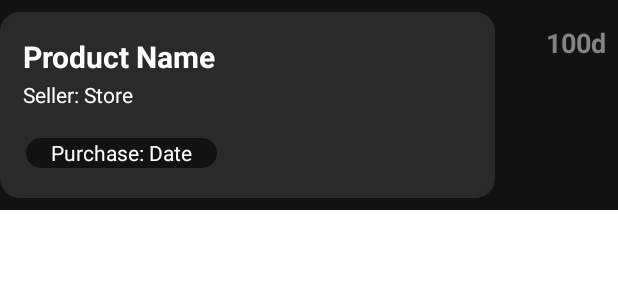
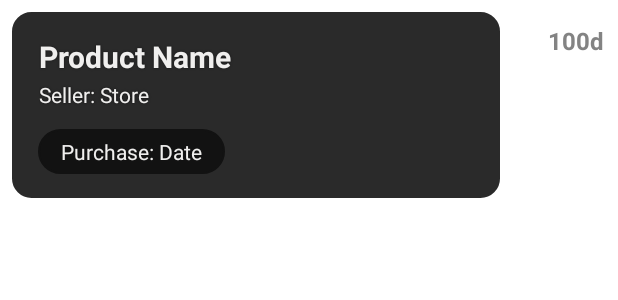
Before and after one commit to Tueska/android-warrantyreminder, an Android app: the layout fragment_product.xml on its own in the app's theme, with its tools: preview values and no code run, on a phone screen of 412 x 824 dp. Shown: the top 300 px of the screen. Run offline under Robolectric (Android 15) with nearby library versions, the light colour scheme and no system bars.

Commit message:
Design Change

```diff
--- a/app/src/main/java/com/example/warrantyreminder/ModifyFragment.java
+++ b/app/src/main/java/com/example/warrantyreminder/ModifyFragment.java
@@ -98,6 +98,8 @@ public class ModifyFragment extends Fragment implements AdapterView.OnItemSelect
         binding.fabDone.setOnClickListener(new View.OnClickListener() {
             @Override
             public void onClick(View view) {
+                valueWarrantyLength = Integer.valueOf(viewWarrantyLength.getText().toString());
+
                 we.setId(valueId);
                 we.setProduct(viewProduct.getText().toString());
                 we.setStore(viewStore.getText().toString());
--- a/app/src/main/java/com/example/warrantyreminder/ProductListFragment.java
+++ b/app/src/main/java/com/example/warrantyreminder/ProductListFragment.java
@@ -42,9 +42,7 @@ public class ProductListFragment extends Fragment {
         RecyclerView sv = (RecyclerView) getView().findViewById(R.id.productList);
         List<WarrantyEntry> products = MainActivity.sql.getAllProducts();
 
-        products.sort((o1, o2) -> {
-            return (o1.getWarrantyExpireDate() - o2.warrantyExpireDate) < 0 ? -1 : 1;
-        });
+        products.sort((o1, o2) -> (o1.getWarrantyExpireDate() - o2.getWarrantyExpireDate()) < 0 ? -1 : 1);
 
         this.productAdapter = new ProductAdapter(products, this);
         sv.setAdapter(this.productAdapter);
--- a/app/src/main/java/com/example/warrantyreminder/WarrantyEntry.java
+++ b/app/src/main/java/com/example/warrantyreminder/WarrantyEntry.java
@@ -4,13 +4,13 @@ import androidx.annotation.NonNull;
 
 public class WarrantyEntry {
     private int id;
-    protected String product;
-    protected String store;
-    protected long purchaseDate;
-    protected long warrantyExpireDate;
-    protected int color;
-    protected int warrantyLength;
-    protected int warrantyTypeLength;
+    private String product;
+    private String store;
+    private long purchaseDate;
+    private long warrantyExpireDate;
+    private int color;
+    private int warrantyLength;
+    private int warrantyTypeLength;
 
     public WarrantyEntry() {
 
--- /dev/null
+++ b/app/src/main/res/drawable/purchasedate_tag.xml
@@ -0,0 +1,12 @@
+<?xml version="1.0" encoding="utf-8"?>
+<shape xmlns:android="http://schemas.android.com/apk/res/android">
+    <solid android:color="@color/black" />
+    <stroke
+        android:width="1dip"
+        android:color="#121212" />
+    <corners
+        android:bottomLeftRadius="16dp"
+        android:bottomRightRadius="16dp"
+        android:topLeftRadius="16dp"
+        android:topRightRadius="16dp"></corners>
+</shape>
--- a/app/src/main/res/layout/fragment_product.xml
+++ b/app/src/main/res/layout/fragment_product.xml
@@ -4,13 +4,13 @@
     xmlns:tools="http://schemas.android.com/tools"
     android:id="@+id/productfragment"
     android:layout_width="wrap_content"
-    android:layout_height="wrap_content"
-    android:background="#121212">
+    android:layout_height="wrap_content">
 
     <ImageView
         android:id="@+id/product_Backdrop"
-        android:layout_width="330dp"
+        android:layout_width="325dp"
         android:layout_height="124dp"
+        android:layout_marginStart="8dp"
         android:layout_marginTop="8dp"
         android:layout_marginBottom="8dp"
         android:background="@drawable/rectangle"
@@ -24,11 +24,15 @@
 
     <TextView
         android:id="@+id/product_Name"
-        android:layout_width="300dp"
+        android:layout_width="290dp"
         android:layout_height="25dp"
         android:layout_marginTop="16dp"
+        android:shadowColor="@color/black"
+        android:shadowDx="0"
+        android:shadowDy="0"
+        android:shadowRadius="1"
         android:text="Product Name"
-        android:textColor="@android:color/white"
+        android:textColor="@color/light_gray"
         android:textSize="20sp"
         android:textStyle="bold"
         app:layout_constraintEnd_toEndOf="@+id/product_Backdrop"
@@ -37,11 +41,15 @@
 
     <TextView
         android:id="@+id/product_Store"
-        android:layout_width="300dp"
+        android:layout_width="290dp"
         android:layout_height="18dp"
         android:layout_marginTop="4dp"
+        android:shadowColor="@color/black"
+        android:shadowDx="0"
+        android:shadowDy="0"
+        android:shadowRadius="1"
         android:text="Seller: Store"
-        android:textColor="@android:color/white"
+        android:textColor="@color/light_gray"
         app:layout_constraintEnd_toEndOf="@+id/product_Backdrop"
         app:layout_constraintStart_toStartOf="@+id/product_Backdrop"
         app:layout_constraintTop_toBottomOf="@+id/product_Name" />
@@ -49,15 +57,14 @@
     <TextView
         android:id="@+id/product_PurchaseDate"
         android:layout_width="wrap_content"
-        android:layout_height="20dp"
-        android:layout_marginBottom="20dp"
-        android:background="@drawable/editable_text_border"
-        android:backgroundTint="#121212"
-        android:paddingLeft="25px"
-        android:paddingRight="25px"
+        android:layout_height="wrap_content"
+        android:layout_marginBottom="16dp"
+        android:background="@drawable/purchasedate_tag"
+        android:paddingHorizontal="15dp"
+        android:paddingVertical="5dp"
         android:text="Purchase: Date"
         android:textAlignment="viewStart"
-        android:textColor="#FFFFFF"
+        android:textColor="@color/light_gray"
         app:layout_constraintBottom_toBottomOf="@+id/product_Backdrop"
         app:layout_constraintEnd_toEndOf="@+id/product_Backdrop"
         app:layout_constraintHorizontal_bias="0.085"
@@ -65,14 +72,14 @@
 
     <TextView
         android:id="@+id/product_RemainingTime"
-        android:layout_width="75dp"
+        android:layout_width="69dp"
         android:layout_height="25dp"
         android:layout_marginTop="16dp"
         android:layout_marginEnd="8dp"
         android:text="100d"
         android:textAlignment="textEnd"
         android:textColor="#838383"
-        android:textSize="18sp"
+        android:textSize="16sp"
         android:textStyle="bold"
         app:layout_constraintEnd_toEndOf="parent"
         app:layout_constraintHorizontal_bias="1.0"
--- a/app/src/main/res/layout/fragment_productlist.xml
+++ b/app/src/main/res/layout/fragment_productlist.xml
@@ -24,6 +24,7 @@
         android:id="@+id/productList"
         android:layout_width="match_parent"
         android:layout_height="match_parent"
+        android:scrollbars="none"
         app:layout_constraintBottom_toBottomOf="parent"
         app:layout_constraintEnd_toEndOf="parent"
         app:layout_constraintStart_toStartOf="parent"
--- a/app/src/main/res/values/colors.xml
+++ b/app/src/main/res/values/colors.xml
@@ -5,8 +5,9 @@
     <color name="purple_700">#FF3700B3</color>
     <color name="teal_200">#FF03DAC5</color>
     <color name="teal_700">#FF018786</color>
-    <color name="black">#FF000000</color>
+    <color name="black">#FF121212</color>
     <color name="white">#FFFFFFFF</color>
+    <color name="light_gray">#F0EFEE</color>
 
     <color name="cp_aqua">#38A18B</color>
     <color name="cp_rhubarb">#CB7C7A</color>
```
